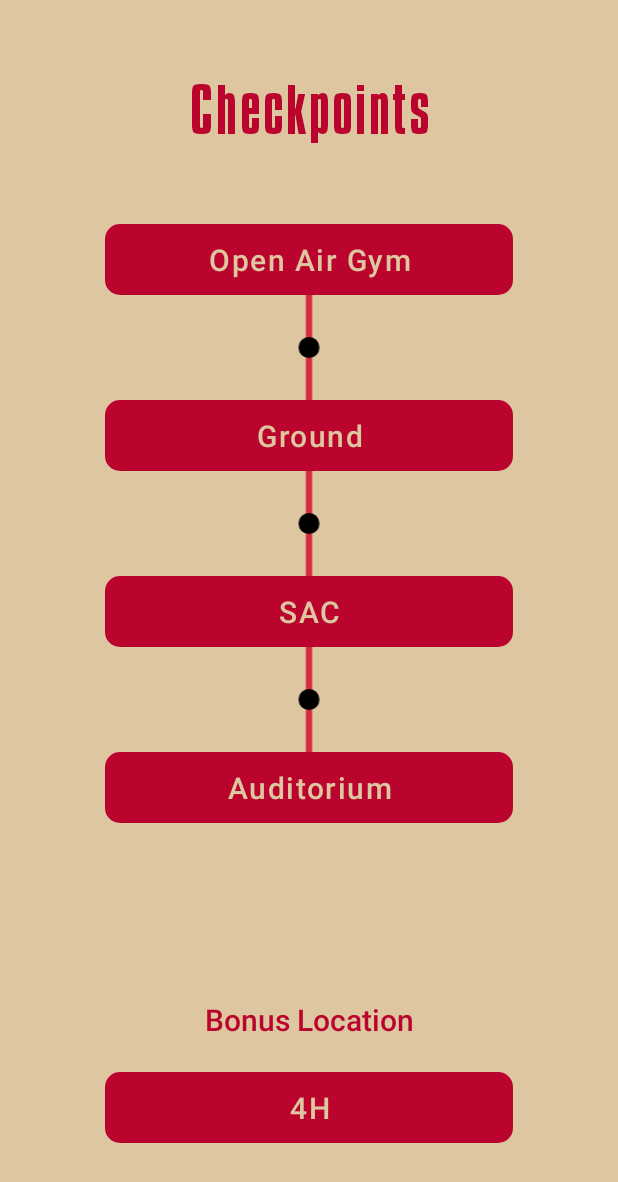
After one commit to vishal2376/treasure-hunt, an Android app: the ProgressActivity screen opened directly, with no data from a screen before it, on a phone screen of 412 x 824 dp. The commit adds this screen. Shown: the top 1182 px of the screen. Run offline under Robolectric (Android 15) with nearby library versions, the phone set to English and light mode, and no system bars.

Commit message:
update : checkpoint layout + login added

```diff
--- a/app/src/main/AndroidManifest.xml
+++ b/app/src/main/AndroidManifest.xml
@@ -11,6 +11,9 @@
         android:supportsRtl="true"
         android:theme="@style/Theme.TreasureHint"
         tools:targetApi="31">
+        <activity
+            android:name=".ProgressActivity"
+            android:exported="false" />
         <activity
             android:name=".locations.DestinationSACActivity"
             android:exported="false" />
--- /dev/null
+++ b/app/src/main/java/com/vishal2376/treasurehint/ProgressActivity.kt
@@ -0,0 +1,26 @@
+package com.vishal2376.treasurehint
+
+import android.os.Bundle
+import androidx.appcompat.app.AppCompatActivity
+import androidx.recyclerview.widget.LinearLayoutManager
+import com.vishal2376.treasurehint.adapters.ProgressAdapter
+import com.vishal2376.treasurehint.databinding.ActivityProgressBinding
+import com.vishal2376.treasurehint.util.Constants
+
+class ProgressActivity : AppCompatActivity() {
+    private var _binding: ActivityProgressBinding? = null
+    private val binding get() = _binding!!
+
+    override fun onCreate(savedInstanceState: Bundle?) {
+        super.onCreate(savedInstanceState)
+        _binding = ActivityProgressBinding.inflate(layoutInflater)
+        setContentView(binding.root)
+
+        binding.rvProgress.let {
+            it.layoutManager = LinearLayoutManager(this)
+            it.adapter = ProgressAdapter(Constants.Locations)
+        }
+
+
+    }
+}
--- /dev/null
+++ b/app/src/main/java/com/vishal2376/treasurehint/adapters/ProgressAdapter.kt
@@ -0,0 +1,43 @@
+package com.vishal2376.treasurehint.adapters
+
+import android.view.LayoutInflater
+import android.view.View
+import android.view.ViewGroup
+import android.widget.ImageView
+import android.widget.TextView
+import androidx.recyclerview.widget.RecyclerView.Adapter
+import androidx.recyclerview.widget.RecyclerView.ViewHolder
+import com.vishal2376.treasurehint.R
+import com.vishal2376.treasurehint.util.Constants.LocationNames
+
+class ProgressAdapter(private val locationArray: Array<Int>) :
+    Adapter<ProgressAdapter.ProgressViewHolder>() {
+
+    override fun onCreateViewHolder(parent: ViewGroup, viewType: Int): ProgressViewHolder {
+        val view =
+            LayoutInflater.from(parent.context).inflate(R.layout.progress_item, parent, false)
+        return ProgressViewHolder(view)
+    }
+
+    override fun getItemCount(): Int {
+        return locationArray.size
+    }
+
+    override fun onBindViewHolder(holder: ProgressViewHolder, position: Int) {
+
+        if (LocationNames[locationArray[position]] == "4H") {
+            holder.itemView.visibility = View.GONE
+        } else {
+            holder.locationName.text = LocationNames[locationArray[position]].toString()
+
+            if (position >= locationArray.size - 2) {
+                holder.line.visibility = View.GONE
+            }
+        }
+    }
+
+    inner class ProgressViewHolder(itemView: View) : ViewHolder(itemView) {
+        val locationName: TextView = itemView.findViewById(R.id.tvLocationName)
+        val line: ImageView = itemView.findViewById(R.id.ivLine)
+    }
+}
--- a/app/src/main/java/com/vishal2376/treasurehint/util/Constants.kt
+++ b/app/src/main/java/com/vishal2376/treasurehint/util/Constants.kt
@@ -3,4 +3,11 @@ package com.vishal2376.treasurehint.util
 object Constants {
     var LocationCount: Int = 1
     val Locations = arrayOf(4, 3, 5, 2, 1)
+    val LocationNames = mapOf(
+        1 to "4H",
+        2 to "Auditorium",
+        3 to "Ground",
+        4 to "Open Air Gym",
+        5 to "SAC"
+    )
 }
--- /dev/null
+++ b/app/src/main/res/drawable/line_circle.xml
@@ -0,0 +1,14 @@
+<vector xmlns:android="http://schemas.android.com/apk/res/android"
+    android:width="100dp"
+    android:height="100dp"
+    android:viewportWidth="100"
+    android:viewportHeight="100">
+    <path
+        android:fillColor="#FF000000"
+        android:pathData="M50,0L50,100"
+        android:strokeWidth="6"
+        android:strokeColor="@color/colorRedLight" />
+    <path
+        android:pathData="M50,50m-10,0a10,10 0,1 1,20 0a10,10 0,1 1,-20 0"
+        android:fillColor="@color/black" />
+</vector>
--- a/app/src/main/res/drawable/all_round_box.xml
+++ b/app/src/main/res/drawable/round_box_red.xml
@@ -2,8 +2,7 @@
 <shape xmlns:android="http://schemas.android.com/apk/res/android"
     android:shape="rectangle">
 
-    <solid android:color="@color/colorRedLight" />
-    <corners
-        android:radius="50dp" />
+    <solid android:color="@color/colorRedDark" />
+    <corners android:radius="10dp" />
 
 </shape>
--- /dev/null
+++ b/app/src/main/res/layout/activity_progress.xml
@@ -0,0 +1,65 @@
+<?xml version="1.0" encoding="utf-8"?>
+<androidx.constraintlayout.widget.ConstraintLayout xmlns:android="http://schemas.android.com/apk/res/android"
+    xmlns:app="http://schemas.android.com/apk/res-auto"
+    xmlns:tools="http://schemas.android.com/tools"
+    android:layout_width="match_parent"
+    android:layout_height="match_parent"
+    android:background="@color/colorSkin"
+    tools:context=".ProgressActivity">
+
+    <TextView
+        android:id="@+id/text_checkpoints"
+        android:layout_width="wrap_content"
+        android:layout_height="wrap_content"
+        android:layout_marginTop="50dp"
+        android:fontFamily="@font/lacasa"
+        android:letterSpacing="0.05"
+        android:text="@string/checkpoints"
+        android:textColor="@color/colorRedDark"
+        android:textSize="40sp"
+        app:layout_constraintEnd_toEndOf="parent"
+        app:layout_constraintStart_toStartOf="parent"
+        app:layout_constraintTop_toTopOf="parent" />
+
+    <androidx.recyclerview.widget.RecyclerView
+        android:id="@+id/rvProgress"
+        android:layout_width="match_parent"
+        android:layout_height="wrap_content"
+        android:layout_marginTop="50dp"
+        app:layout_constraintEnd_toEndOf="parent"
+        app:layout_constraintStart_toStartOf="parent"
+        app:layout_constraintTop_toBottomOf="@+id/text_checkpoints" />
+
+
+    <TextView
+        android:id="@+id/text_bonus"
+        android:layout_width="wrap_content"
+        android:layout_height="wrap_content"
+        android:fontFamily="@font/roboto"
+        android:text="@string/bonus_location"
+        android:textColor="@color/colorRedDark"
+        android:textSize="20dp"
+        app:layout_constraintEnd_toEndOf="parent"
+        app:layout_constraintStart_toStartOf="parent"
+        app:layout_constraintTop_toBottomOf="@+id/rvProgress" />
+
+
+    <TextView
+        android:id="@+id/tvLocationName"
+        android:layout_width="match_parent"
+        android:layout_height="wrap_content"
+        android:layout_marginHorizontal="70dp"
+        android:layout_marginTop="21dp"
+        android:background="@drawable/round_box_red"
+        android:fontFamily="@font/roboto"
+        android:letterSpacing="0.05"
+        android:paddingVertical="10dp"
+        android:text="@string/_4h"
+        android:textAlignment="center"
+        android:textColor="@color/colorSkin"
+        android:textSize="20sp"
+        app:layout_constraintTop_toBottomOf="@+id/text_bonus"
+        tools:layout_editor_absoluteX="10dp" />
+
+
+</androidx.constraintlayout.widget.ConstraintLayout>
--- a/app/src/main/res/layout/activity_team.xml
+++ b/app/src/main/res/layout/activity_team.xml
@@ -12,9 +12,10 @@
         android:layout_width="wrap_content"
         android:layout_height="wrap_content"
         android:layout_marginTop="50dp"
+        android:fontFamily="@font/roboto"
         android:text="@string/your_team_is"
         android:textColor="@color/colorRedDark"
-        android:textSize="30sp"
+        android:textSize="25sp"
         app:layout_constraintEnd_toEndOf="parent"
         app:layout_constraintStart_toStartOf="parent"
         app:layout_constraintTop_toTopOf="parent" />
@@ -23,11 +24,12 @@
         android:id="@+id/tvTeamName"
         android:layout_width="wrap_content"
         android:layout_height="wrap_content"
-        android:layout_marginTop="20dp"
-        android:fontFamily="@font/roboto"
+        android:layout_marginTop="10dp"
+        android:fontFamily="@font/lacasa"
+        android:letterSpacing="0.05"
         android:text="TOKYO"
         android:textColor="@color/colorRedDark"
-        android:textSize="40dp"
+        android:textSize="50sp"
         app:layout_constraintEnd_toEndOf="parent"
         app:layout_constraintStart_toStartOf="parent"
         app:layout_constraintTop_toBottomOf="@+id/text_team" />
@@ -36,6 +38,7 @@
         android:id="@+id/ivTeamImage"
         android:layout_width="wrap_content"
         android:layout_height="400dp"
+        android:scaleType="centerCrop"
         app:layout_constraintEnd_toEndOf="parent"
         app:layout_constraintStart_toStartOf="parent"
         app:layout_constraintTop_toBottomOf="@+id/tvTeamName"
@@ -46,6 +49,7 @@
         android:id="@+id/tvTimeRemaining"
         android:layout_width="wrap_content"
         android:layout_height="wrap_content"
+        android:fontFamily="@font/roboto"
         android:text="@string/start_time_5_00_pm"
         android:textColor="@color/colorRedDark"
         android:textSize="20sp"
--- /dev/null
+++ b/app/src/main/res/layout/progress_item.xml
@@ -0,0 +1,30 @@
+<?xml version="1.0" encoding="utf-8"?>
+<LinearLayout xmlns:android="http://schemas.android.com/apk/res/android"
+    android:layout_width="match_parent"
+    android:layout_height="wrap_content"
+    android:orientation="vertical"
+    android:paddingHorizontal="70dp">
+
+
+    <TextView
+        android:id="@+id/tvLocationName"
+        android:layout_width="match_parent"
+        android:layout_height="wrap_content"
+        android:background="@drawable/round_box_red"
+        android:fontFamily="@font/roboto"
+        android:letterSpacing="0.05"
+        android:paddingVertical="10dp"
+        android:text="@string/ground"
+        android:textAlignment="center"
+        android:textColor="@color/colorSkin"
+        android:textSize="20sp" />
+
+
+    <ImageView
+        android:id="@+id/ivLine"
+        android:layout_width="match_parent"
+        android:layout_height="70dp"
+        android:layout_gravity="center"
+        android:src="@drawable/line_circle" />
+
+</LinearLayout>
--- a/app/src/main/res/values/strings.xml
+++ b/app/src/main/res/values/strings.xml
@@ -3,9 +3,14 @@
     <string name="tasks">Tasks</string>
     <string name="dump">Pikachu was not necessarily destined for great popularity. He was not a standout “pocket monster” in Nintendo’s first Game Boy Pokémon title, Red and Green, but was one among 151 creatures that children could choose to play with.</string>
     <string name="reach_auditorium">Reach Auditorium</string>
+    <string name="auditorium">Auditorium</string>
     <string name="reach_4h">Reach 4H</string>
+    <string name="_4h">4H</string>
+    <string name="sac">SAC</string>
     <string name="reach_sac">Reach SAC</string>
+    <string name="ground">Ground</string>
     <string name="reach_ground">Reach Ground</string>
+    <string name="open_air_gym">Open Air Gym</string>
     <string name="reach_open_air_gym">Reach Open Air Gym</string>
     <string name="presents">Presents</string>
     <string name="email">Email</string>
@@ -15,4 +20,6 @@
     <string name="your_team_is">Your team is</string>
     <string name="start_time_5_00_pm">Start Time : 5:00 PM</string>
     <string name="start">Start</string>
+    <string name="checkpoints">Checkpoints</string>
+    <string name="bonus_location">Bonus Location</string>
 </resources>
```
